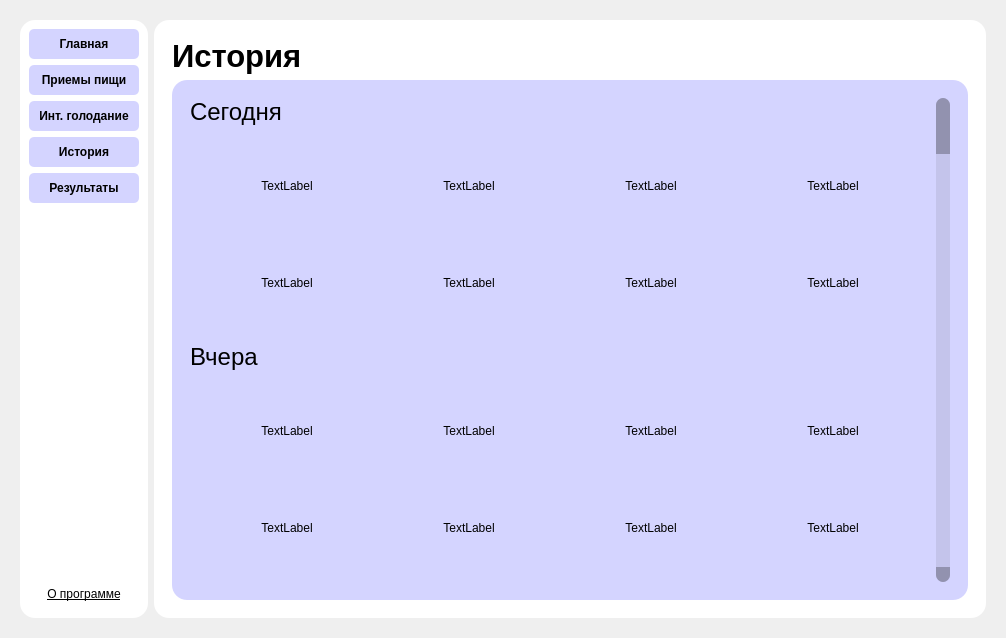
Old version of the form static/ui/splash_screen_adaptive.ui in the repository allouue/calc.
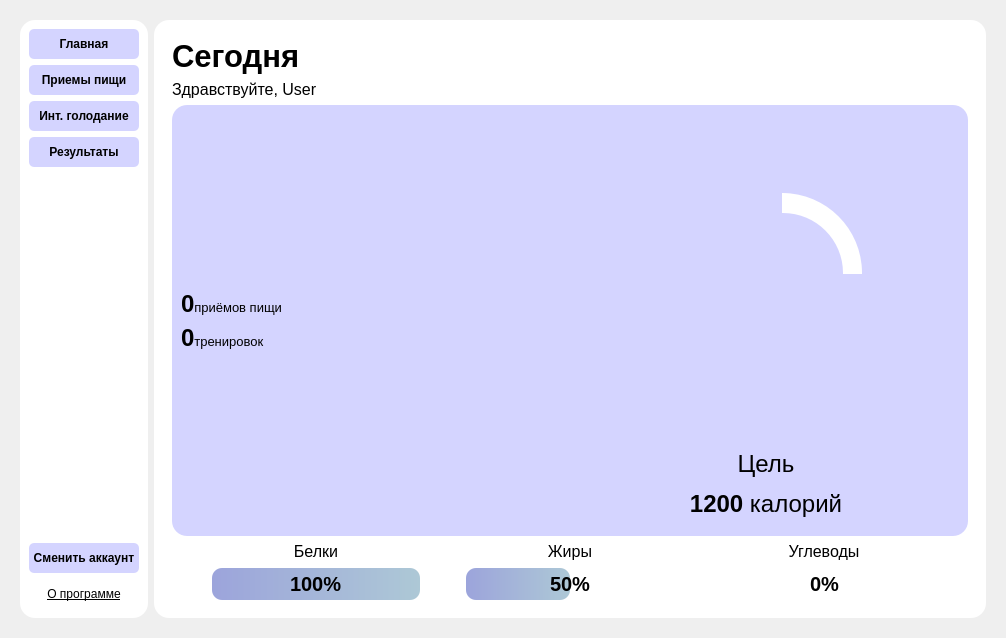
New version of the form. The open tabs and pages were chosen to show the change. Icons and pictures are not drawn.

Patch:
```diff
--- a/static/ui/splash_screen_adaptive.ui
+++ b/static/ui/splash_screen_adaptive.ui
@@ -93,22 +93,6 @@
            </property>
           </widget>
          </item>
-         <item>
-          <widget class="QPushButton" name="historyButton">
-           <property name="styleSheet">
-            <string notr="true">QPushButton{
- 	 height: 30px;
- 	 box-sizing: border-box;
-	 background-color: rgb(212, 212, 255);
- 	 border-radius: 5px;
-	font-weight: bold;
-}</string>
-           </property>
-           <property name="text">
-            <string>История</string>
-           </property>
-          </widget>
-         </item>
          <item>
           <widget class="QPushButton" name="resultButton">
            <property name="styleSheet">
@@ -138,6 +122,22 @@
            </property>
           </spacer>
          </item>
+         <item>
+          <widget class="QPushButton" name="switchAccount">
+           <property name="styleSheet">
+            <string notr="true">QPushButton{
+ 	 height: 30px;
+ 	 box-sizing: border-box;
+	 background-color: rgb(212, 212, 255);
+ 	 border-radius: 5px;
+	font-weight: bold;
+}</string>
+           </property>
+           <property name="text">
+            <string>Сменить аккаунт</string>
+           </property>
+          </widget>
+         </item>
          <item>
           <widget class="QPushButton" name="aboutButton">
            <property name="font">
@@ -798,311 +798,6 @@
              </item>
             </layout>
            </widget>
-           <widget class="QWidget" name="historyPage">
-            <layout class="QHBoxLayout" name="horizontalLayout_32">
-             <item>
-              <layout class="QVBoxLayout" name="verticalLayout_50" stretch="0,1">
-               <property name="sizeConstraint">
-                <enum>QLayout::SetNoConstraint</enum>
-               </property>
-               <item>
-                <layout class="QVBoxLayout" name="verticalLayout_51">
-                 <property name="sizeConstraint">
-                  <enum>QLayout::SetMinimumSize</enum>
-                 </property>
-                 <item>
-                  <widget class="QLabel" name="label_88">
-                   <property name="font">
-                    <font>
-                     <pointsize>23</pointsize>
-                     <weight>75</weight>
-                     <bold>true</bold>
-                    </font>
-                   </property>
-                   <property name="text">
-                    <string>История</string>
-                   </property>
-                  </widget>
-                 </item>
-                </layout>
-               </item>
-               <item>
-                <layout class="QVBoxLayout" name="verticalLayout_52" stretch="0">
-                 <item>
-                  <widget class="QFrame" name="frame_15">
-                   <property name="styleSheet">
-                    <string notr="true">
-	border-radius: 15px;
-	background-color: rgb(212, 212, 255);
-
-</string>
-                   </property>
-                   <property name="frameShape">
-                    <enum>QFrame::StyledPanel</enum>
-                   </property>
-                   <property name="frameShadow">
-                    <enum>QFrame::Raised</enum>
-                   </property>
-                   <layout class="QHBoxLayout" name="horizontalLayout_33">
-                    <item>
-                     <widget class="QFrame" name="frame_16">
-                      <property name="frameShape">
-                       <enum>QFrame::StyledPanel</enum>
-                      </property>
-                      <property name="frameShadow">
-                       <enum>QFrame::Raised</enum>
-                      </property>
-                      <layout class="QHBoxLayout" name="horizontalLayout_34">
-                       <item>
-                        <layout class="QVBoxLayout" name="verticalLayout_53">
-                         <item>
-                          <layout class="QVBoxLayout" name="verticalLayout_54" stretch="0,1">
-                           <item>
-                            <widget class="QLabel" name="label_89">
-                             <property name="text">
-                              <string>&lt;html&gt;&lt;head/&gt;&lt;body&gt;&lt;p&gt;&lt;span style=&quot; font-size:18pt;&quot;&gt;Сегодня&lt;/span&gt;&lt;/p&gt;&lt;/body&gt;&lt;/html&gt;</string>
-                             </property>
-                            </widget>
-                           </item>
-                           <item>
-                            <widget class="QWidget" name="widget_5" native="true">
-                             <layout class="QHBoxLayout" name="horizontalLayout_35">
-                              <item>
-                               <layout class="QVBoxLayout" name="verticalLayout_55">
-                                <item>
-                                 <layout class="QHBoxLayout" name="horizontalLayout_36">
-                                  <item>
-                                   <widget class="QLabel" name="label_90">
-                                    <property name="text">
-                                     <string>&lt;html&gt;&lt;head/&gt;&lt;body&gt;&lt;p align=&quot;center&quot;&gt;TextLabel&lt;/p&gt;&lt;/body&gt;&lt;/html&gt;</string>
-                                    </property>
-                                   </widget>
-                                  </item>
-                                  <item>
-                                   <widget class="QLabel" name="label_91">
-                                    <property name="text">
-                                     <string>&lt;html&gt;&lt;head/&gt;&lt;body&gt;&lt;p align=&quot;center&quot;&gt;TextLabel&lt;/p&gt;&lt;/body&gt;&lt;/html&gt;</string>
-                                    </property>
-                                   </widget>
-                                  </item>
-                                  <item>
-                                   <widget class="QLabel" name="label_92">
-                                    <property name="text">
-                                     <string>&lt;html&gt;&lt;head/&gt;&lt;body&gt;&lt;p align=&quot;center&quot;&gt;TextLabel&lt;/p&gt;&lt;/body&gt;&lt;/html&gt;</string>
-                                    </property>
-                                   </widget>
-                                  </item>
-                                  <item>
-                                   <widget class="QLabel" name="label_93">
-                                    <property name="text">
-                                     <string>&lt;html&gt;&lt;head/&gt;&lt;body&gt;&lt;p align=&quot;center&quot;&gt;TextLabel&lt;/p&gt;&lt;/body&gt;&lt;/html&gt;</string>
-                                    </property>
-                                   </widget>
-                                  </item>
-                                 </layout>
-                                </item>
-                                <item>
-                                 <layout class="QHBoxLayout" name="horizontalLayout_37">
-                                  <item>
-                                   <widget class="QLabel" name="label_94">
-                                    <property name="text">
-                                     <string>&lt;html&gt;&lt;head/&gt;&lt;body&gt;&lt;p align=&quot;center&quot;&gt;TextLabel&lt;/p&gt;&lt;/body&gt;&lt;/html&gt;</string>
-                                    </property>
-                                   </widget>
-                                  </item>
-                                  <item>
-                                   <widget class="QLabel" name="label_95">
-                                    <property name="text">
-                                     <string>&lt;html&gt;&lt;head/&gt;&lt;body&gt;&lt;p align=&quot;center&quot;&gt;TextLabel&lt;/p&gt;&lt;/body&gt;&lt;/html&gt;</string>
-                                    </property>
-                                   </widget>
-                                  </item>
-                                  <item>
-                                   <widget class="QLabel" name="label_96">
-                                    <property name="text">
-                                     <string>&lt;html&gt;&lt;head/&gt;&lt;body&gt;&lt;p align=&quot;center&quot;&gt;TextLabel&lt;/p&gt;&lt;/body&gt;&lt;/html&gt;</string>
-                                    </property>
-                                   </widget>
-                                  </item>
-                                  <item>
-                                   <widget class="QLabel" name="label_97">
-                                    <property name="text">
-                                     <string>&lt;html&gt;&lt;head/&gt;&lt;body&gt;&lt;p align=&quot;center&quot;&gt;TextLabel&lt;/p&gt;&lt;/body&gt;&lt;/html&gt;</string>
-                                    </property>
-                                   </widget>
-                                  </item>
-                                 </layout>
-                                </item>
-                               </layout>
-                              </item>
-                             </layout>
-                            </widget>
-                           </item>
-                          </layout>
-                         </item>
-                         <item>
-                          <layout class="QVBoxLayout" name="verticalLayout_56" stretch="0,1">
-                           <item>
-                            <widget class="QLabel" name="label_98">
-                             <property name="text">
-                              <string>&lt;html&gt;&lt;head/&gt;&lt;body&gt;&lt;p&gt;&lt;span style=&quot; font-size:18pt;&quot;&gt;Вчера&lt;/span&gt;&lt;/p&gt;&lt;/body&gt;&lt;/html&gt;</string>
-                             </property>
-                            </widget>
-                           </item>
-                           <item>
-                            <widget class="QWidget" name="widget_6" native="true">
-                             <layout class="QHBoxLayout" name="horizontalLayout_38">
-                              <item>
-                               <layout class="QVBoxLayout" name="verticalLayout_57">
-                                <item>
-                                 <layout class="QHBoxLayout" name="horizontalLayout_39">
-                                  <item>
-                                   <widget class="QLabel" name="label_99">
-                                    <property name="text">
-                                     <string>&lt;html&gt;&lt;head/&gt;&lt;body&gt;&lt;p align=&quot;center&quot;&gt;TextLabel&lt;/p&gt;&lt;/body&gt;&lt;/html&gt;</string>
-                                    </property>
-                                   </widget>
-                                  </item>
-                                  <item>
-                                   <widget class="QLabel" name="label_100">
-                                    <property name="text">
-                                     <string>&lt;html&gt;&lt;head/&gt;&lt;body&gt;&lt;p align=&quot;center&quot;&gt;TextLabel&lt;/p&gt;&lt;/body&gt;&lt;/html&gt;</string>
-                                    </property>
-                                   </widget>
-                                  </item>
-                                  <item>
-                                   <widget class="QLabel" name="label_101">
-                                    <property name="text">
-                                     <string>&lt;html&gt;&lt;head/&gt;&lt;body&gt;&lt;p align=&quot;center&quot;&gt;TextLabel&lt;/p&gt;&lt;/body&gt;&lt;/html&gt;</string>
-                                    </property>
-                                   </widget>
-                                  </item>
-                                  <item>
-                                   <widget class="QLabel" name="label_102">
-                                    <property name="text">
-                                     <string>&lt;html&gt;&lt;head/&gt;&lt;body&gt;&lt;p align=&quot;center&quot;&gt;TextLabel&lt;/p&gt;&lt;/body&gt;&lt;/html&gt;</string>
-                                    </property>
-                                   </widget>
-                                  </item>
-                                 </layout>
-                                </item>
-                                <item>
-                                 <layout class="QHBoxLayout" name="horizontalLayout_40">
-                                  <item>
-                                   <widget class="QLabel" name="label_103">
-                                    <property name="text">
-                                     <string>&lt;html&gt;&lt;head/&gt;&lt;body&gt;&lt;p align=&quot;center&quot;&gt;TextLabel&lt;/p&gt;&lt;/body&gt;&lt;/html&gt;</string>
-                                    </property>
-                                   </widget>
-                                  </item>
-                                  <item>
-                                   <widget class="QLabel" name="label_104">
-                                    <property name="text">
-                                     <string>&lt;html&gt;&lt;head/&gt;&lt;body&gt;&lt;p align=&quot;center&quot;&gt;TextLabel&lt;/p&gt;&lt;/body&gt;&lt;/html&gt;</string>
-                                    </property>
-                                   </widget>
-                                  </item>
-                                  <item>
-                                   <widget class="QLabel" name="label_105">
-                                    <property name="text">
-                                     <string>&lt;html&gt;&lt;head/&gt;&lt;body&gt;&lt;p align=&quot;center&quot;&gt;TextLabel&lt;/p&gt;&lt;/body&gt;&lt;/html&gt;</string>
-                                    </property>
-                                   </widget>
-                                  </item>
-                                  <item>
-                                   <widget class="QLabel" name="label_106">
-                                    <property name="text">
-                                     <string>&lt;html&gt;&lt;head/&gt;&lt;body&gt;&lt;p align=&quot;center&quot;&gt;TextLabel&lt;/p&gt;&lt;/body&gt;&lt;/html&gt;</string>
-                                    </property>
-                                   </widget>
-                                  </item>
-                                 </layout>
-                                </item>
-                               </layout>
-                              </item>
-                             </layout>
-                            </widget>
-                           </item>
-                          </layout>
-                         </item>
-                        </layout>
-                       </item>
-                       <item>
-                        <widget class="QScrollBar" name="verticalScrollBar_2">
-                         <property name="styleSheet">
-                          <string notr="true"> QScrollBar:vertical {
-	border: none;
-    background: rgb(196, 196, 235);
-    width: 14px;
-    margin: 15px 0 15px 0;
-	border-radius: 0px;
- }
-QScrollBar::handle:vertical {	
-	background-color:rgb(146, 146, 175);
-	min-height: 30px;
-	
-}
-QScrollBar::handle:vertical:hover{	
-	background-color: rgb(146, 146, 175);
-}
-QScrollBar::handle:vertical:pressed {	
-	background-color:rgb(146, 146, 175);
-}
-QScrollBar::sub-line:vertical {
-	border: none;
-	background-color: rgb(146, 146, 175);
-	height: 15px;
-	border-top-left-radius: 7px;
-	border-top-right-radius: 7px;
-	subcontrol-position: top;
-	subcontrol-origin: margin;
-}
-QScrollBar::sub-line:vertical:hover {	
-	background-color:rgb(146, 146, 175);
-}
-QScrollBar::sub-line:vertical:pressed {	
-	background-color:rgb(146, 146, 175);
-}
-QScrollBar::add-line:vertical {
-	border: none;
-	background-color:rgb(146, 146, 175);
-	height: 15px;
-	border-bottom-left-radius: 7px;
-	border-bottom-right-radius: 7px;
-	subcontrol-position: bottom;
-	subcontrol-origin: margin;
-}
-QScrollBar::add-line:vertical:hover {	
-	background-color:rgb(146, 146, 175);
-}
-QScrollBar::add-line:vertical:pressed {	
-	background-color: rgb(146, 146, 175);
-}
-QScrollBar::up-arrow:vertical, QScrollBar::down-arrow:vertical {
-	background: none;
-}
-QScrollBar::add-page:vertical, QScrollBar::sub-page:vertical {
-	background: none;
-}
-</string>
-                         </property>
-                         <property name="orientation">
-                          <enum>Qt::Vertical</enum>
-                         </property>
-                        </widget>
-                       </item>
-                      </layout>
-                     </widget>
-                    </item>
-                   </layout>
-                  </widget>
-                 </item>
-                </layout>
-               </item>
-              </layout>
-             </item>
-            </layout>
-           </widget>
            <widget class="QWidget" name="resultPage">
             <layout class="QHBoxLayout" name="horizontalLayout_41">
              <item>
```
Left out of the diff: 198 changed lines with no effect on the pictures.
